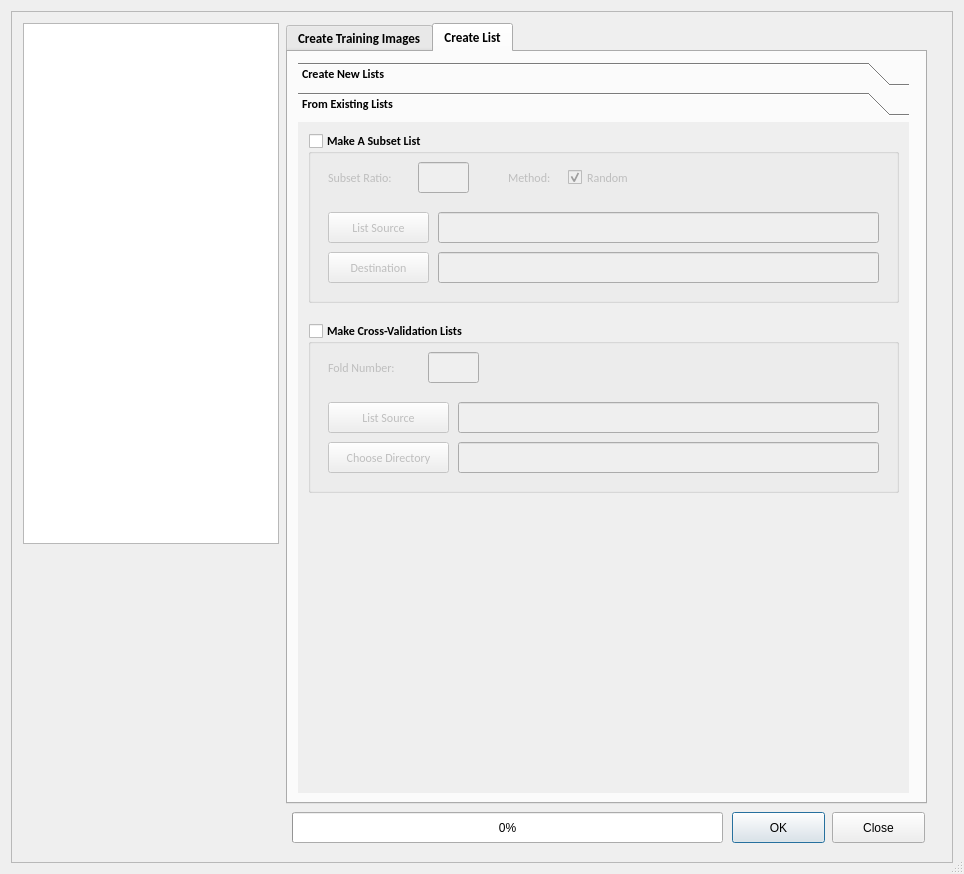
Vaa3D/vaa3d_tools, file hackathon/MK/DatasetGenerator/DatasetGenerator.ui: the form before one commit.
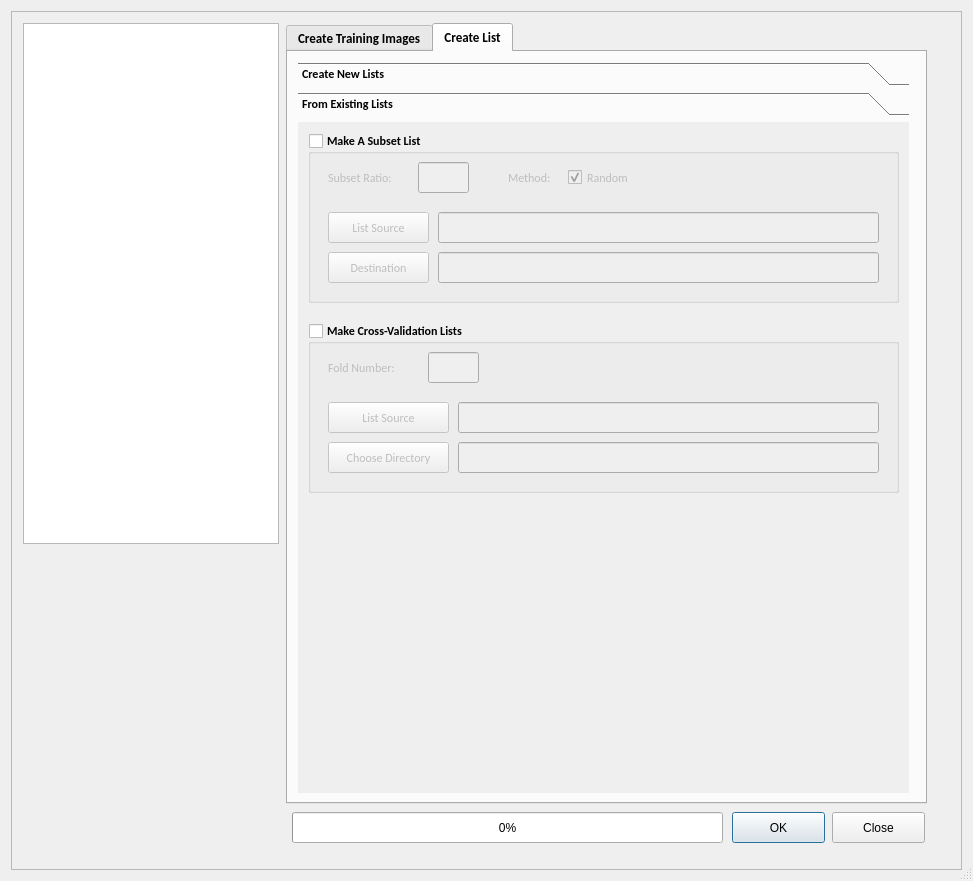
The form after the commit. The open tabs and pages were chosen to show the change.

The edit to the form file:
```diff
--- a/hackathon/MK/DatasetGenerator/DatasetGenerator.ui
+++ b/hackathon/MK/DatasetGenerator/DatasetGenerator.ui
@@ -9,8 +9,8 @@
    <rect>
     <x>0</x>
     <y>0</y>
-    <width>964</width>
-    <height>874</height>
+    <width>973</width>
+    <height>881</height>
    </rect>
   </property>
   <property name="windowTitle">
```
Left out of the diff: 12 changed lines with no effect on the pictures.
